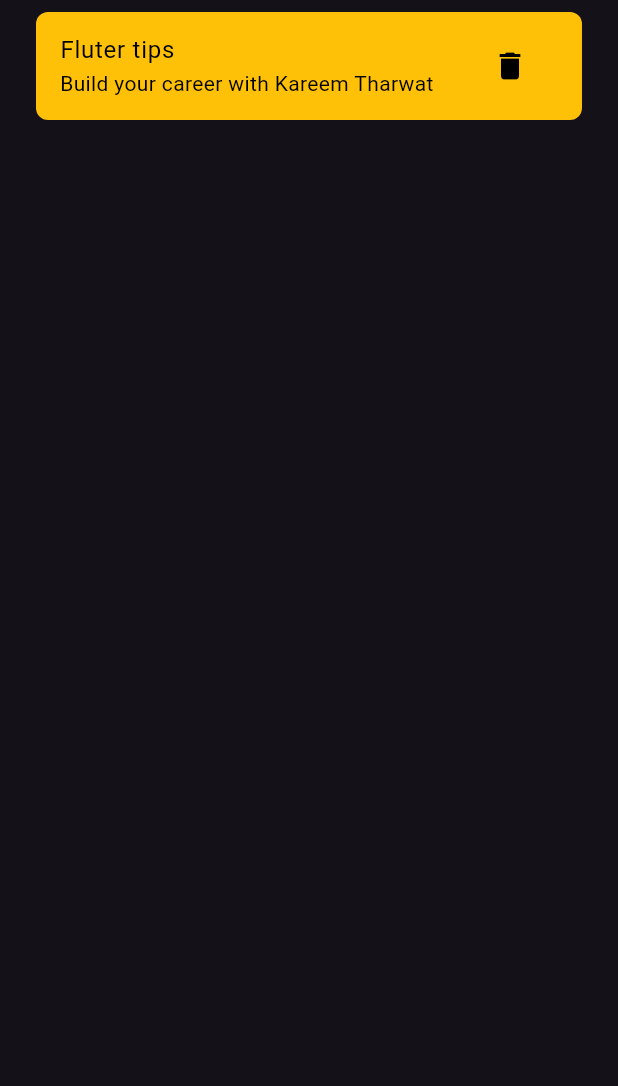
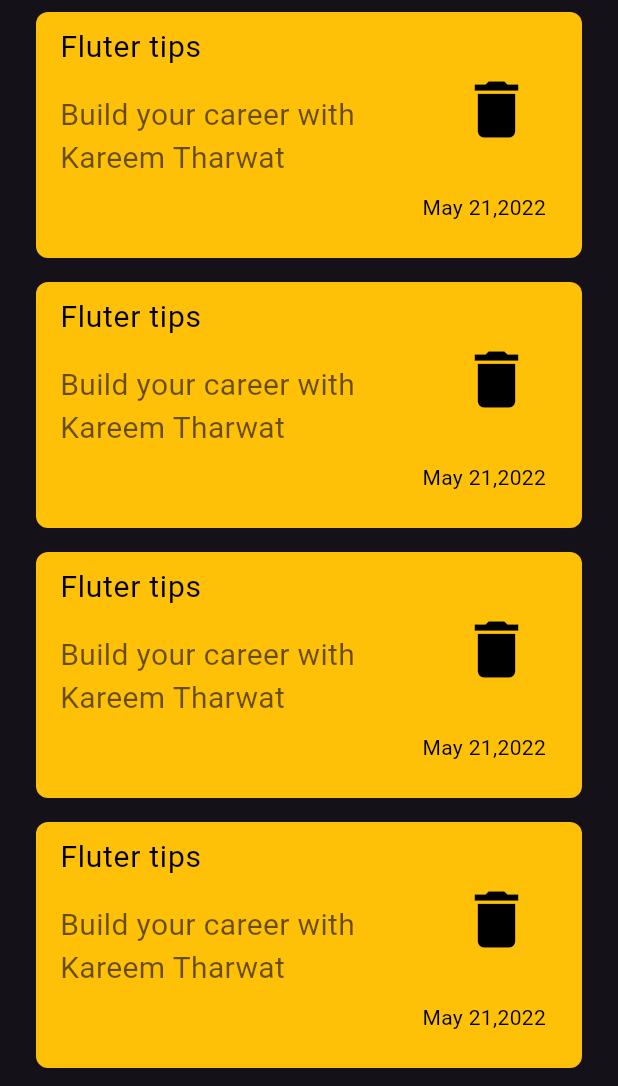
Before and after one commit to KaremTharwat/notes-app, a Flutter app: the screen it shows after launch, on a phone screen of 412 x 824 dp, the part 150-1236 px from its top. Run offline on Flutter 3.47's test engine with Material 3 defaults, Android fonts, the phone set to English and light mode, and no system bars.

Commit message:
create list view

```diff
--- a/lib/views/widget/custom_list_tile.dart
+++ b/lib/views/widget/custom_list_tile.dart
@@ -7,25 +7,42 @@ class CustomListTile extends StatelessWidget {
 
   @override
   Widget build(BuildContext context) {
-    return Container(
+    return Padding(
+        padding: const EdgeInsets.symmetric(vertical: 8),
+        child: Container(
           decoration: BoxDecoration(
-            color: Colors.amber,
-            borderRadius: BorderRadius.circular(8)),
-        child: ListTile(
+              color: Colors.amber, borderRadius: BorderRadius.circular(8)),
+          child: Column(
+            crossAxisAlignment: CrossAxisAlignment.end,
+            children: [
+              ListTile(
                 title: const Text(
                   "Fluter tips",
-            style: TextStyle(color: Colors.black),
+                  style: TextStyle(color: Colors.black, fontSize: 20),
                 ),
-          subtitle: const Text(
+                subtitle: Padding(
+                  padding: const EdgeInsets.only(top: 16, right: 16),
+                  child: Text(
                     "Build your career with Kareem Tharwat",
-            style: TextStyle(color: Colors.black),
+                    style: TextStyle(
+                        color: Colors.black.withOpacity(.6), fontSize: 20),
+                  ),
                 ),
                 trailing: IconButton(
                     onPressed: () {},
                     icon: const Icon(
                       Icons.delete,
                       color: Colors.black,
+                      size: 50,
                     )),
+              ),
+              const Padding(
+                padding: EdgeInsets.only(right: 24, bottom: 24),
+                child:
+                    Text("May 21,2022", style: TextStyle(color: Colors.black)),
+              )
+            ],
+          ),
         ));
   }
 }
--- /dev/null
+++ b/lib/views/widget/custom_list_view.dart
@@ -0,0 +1,15 @@
+import 'package:flutter/material.dart';
+import 'package:notes_app/views/widget/custom_list_tile.dart';
+
+class CustomListView extends StatelessWidget {
+  const CustomListView({
+    super.key,
+  });
+
+  @override
+  Widget build(BuildContext context) {
+    return ListView.builder(
+        itemCount: 10,
+        itemBuilder: (context, index) => const CustomListTile());
+  }
+}
--- a/lib/views/widget/notes_view_body.dart
+++ b/lib/views/widget/notes_view_body.dart
@@ -1,6 +1,7 @@
 import 'package:flutter/material.dart';
 import 'package:notes_app/views/widget/custom_app_bar.dart';
 import 'package:notes_app/views/widget/custom_list_tile.dart';
+import 'package:notes_app/views/widget/custom_list_view.dart';
 
 class NotesViewBody extends StatelessWidget {
   const NotesViewBody({
@@ -11,14 +12,12 @@ class NotesViewBody extends StatelessWidget {
   Widget build(BuildContext context) {
     return const Scaffold(
       body: Padding(
-        padding: EdgeInsets.only(top: 50, left: 24, right: 24),
+        padding: const EdgeInsets.only(top: 50, left: 24, right: 24),
         child: Column(
           children: [
-            CustomAppBar(),
-            Padding(
-              padding: EdgeInsets.symmetric(vertical: 8),
-              child: CustomListTile(),
-            )
+            const CustomAppBar(),
+            const  CustomListTile(),
+            Expanded(child: CustomListView())
           ],
         ),
       ),
```
Lines whose indentation alone changed are shown as unchanged.
